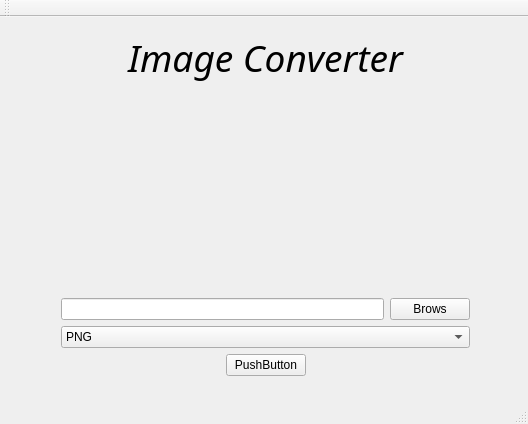
Old version of the form Image_converter/mainwindow.ui in the repository NiwanthaR/Image-Converter.
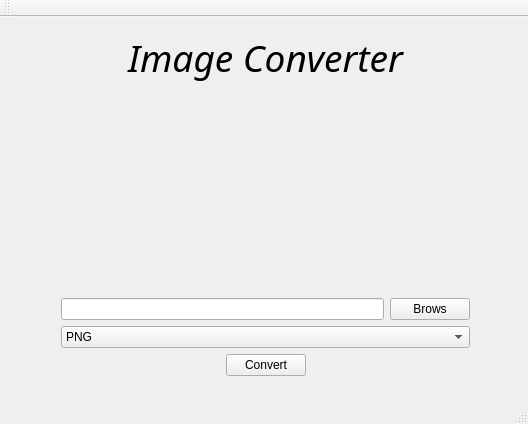
New version of the form. Icons and pictures are not drawn.

Commit message: Convert Complete

```diff
--- a/Image_converter/mainwindow.ui
+++ b/Image_converter/mainwindow.ui
@@ -117,7 +117,7 @@
        <item>
         <widget class="QPushButton" name="pushButton_2">
          <property name="text">
-          <string>PushButton</string>
+          <string>Convert</string>
          </property>
         </widget>
        </item>
```
The commit also changes 7 other files.
